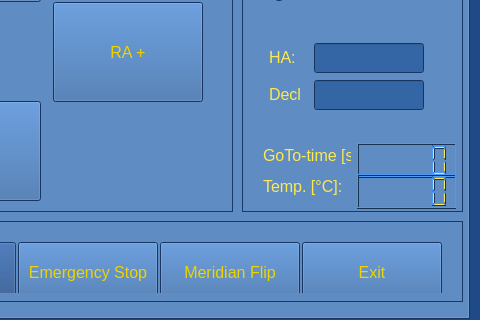
Qt form C++-Source/mainwindow.ui (selste/TwoStepperControl) before a commit; both pictures show x 320 to 800 and y 160 to 480 of the 800 by 480 pixel window.
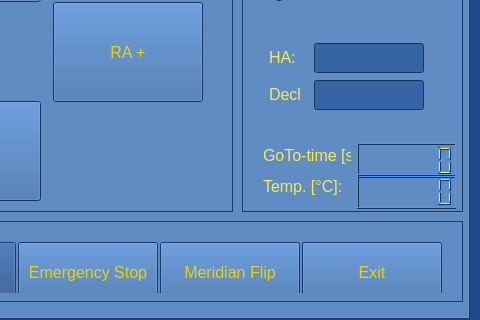
The same form after that commit.

Patch:
```diff
--- a/C++-Source/mainwindow.ui
+++ b/C++-Source/mainwindow.ui
@@ -1428,7 +1428,7 @@
            </font>
           </property>
           <property name="digitCount">
-           <number>5</number>
+           <number>6</number>
           </property>
          </widget>
         </item>
@@ -1454,7 +1454,7 @@
            </size>
           </property>
           <property name="digitCount">
-           <number>5</number>
+           <number>6</number>
           </property>
          </widget>
         </item>
```
